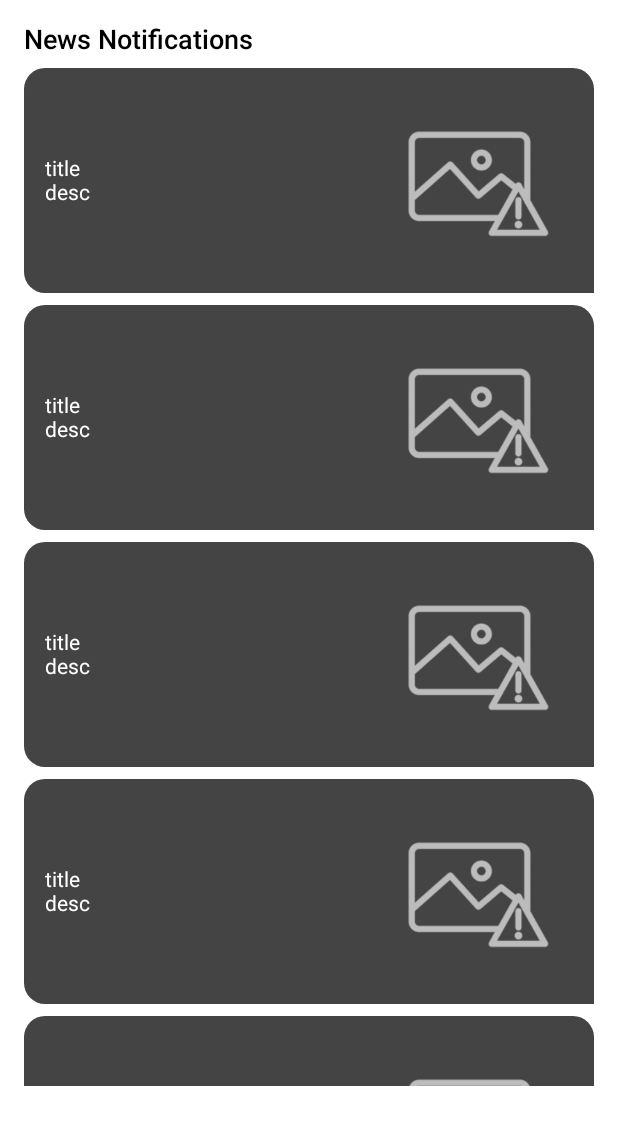
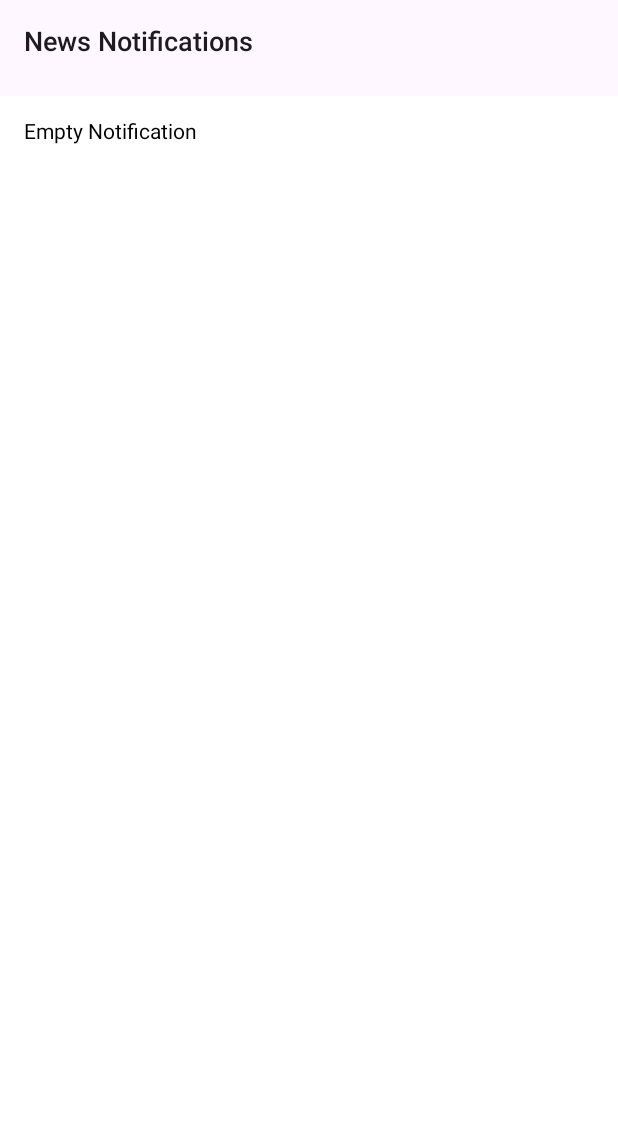
Before and after one commit to PPI-DEV-ORG/smartcube_app, an Android app built with Jetpack Compose: the @Preview function NotificationListScreenPreview, on a phone screen of 412 x 824 dp. Shown: the top 1125 px of the screen. Run offline under Robolectric (Android 15) with nearby library versions, the phone set to English and light mode, and no system bars; our stand-ins replace Shimmer; network calls fail.

Commit message:
feat : integration list notifications

```diff
--- a/app/src/main/java/com/ppidev/smartcube/data/remote/api/Interceptor.kt
+++ b/app/src/main/java/com/ppidev/smartcube/data/remote/api/Interceptor.kt
@@ -18,7 +18,7 @@ class AuthInterceptor(private val tokenDataStorePref: ITokenAppDataStorePref<Tok
         Log.d("TOKEN_ACCESS", authToken.toString())
 
         if (!authToken.isNullOrBlank()) {
-            request.addHeader("Authorization", "$authToken")
+            request.addHeader("Authorization", "Bearer $authToken")
         }
 
         return chain.proceed(request.build())
--- a/app/src/main/java/com/ppidev/smartcube/presentation/notification/NotificationListScreen.kt
+++ b/app/src/main/java/com/ppidev/smartcube/presentation/notification/NotificationListScreen.kt
@@ -1,47 +1,92 @@
 package com.ppidev.smartcube.presentation.notification
 
 import androidx.compose.foundation.layout.Arrangement
+import androidx.compose.foundation.layout.Box
 import androidx.compose.foundation.layout.Column
 import androidx.compose.foundation.layout.fillMaxSize
 import androidx.compose.foundation.layout.fillMaxWidth
+import androidx.compose.foundation.layout.height
 import androidx.compose.foundation.layout.padding
-import androidx.compose.foundation.layout.wrapContentSize
 import androidx.compose.foundation.lazy.LazyColumn
+import androidx.compose.foundation.lazy.itemsIndexed
+import androidx.compose.foundation.shape.RoundedCornerShape
+import androidx.compose.material3.ExperimentalMaterial3Api
 import androidx.compose.material3.Text
+import androidx.compose.material3.TopAppBar
 import androidx.compose.runtime.Composable
-import androidx.compose.ui.Alignment
+import androidx.compose.runtime.LaunchedEffect
 import androidx.compose.ui.Modifier
+import androidx.compose.ui.draw.clip
 import androidx.compose.ui.text.TextStyle
 import androidx.compose.ui.text.font.FontWeight
 import androidx.compose.ui.tooling.preview.Preview
 import androidx.compose.ui.unit.dp
 import androidx.compose.ui.unit.sp
-import com.ppidev.smartcube.domain.model.NotificationModel
+import androidx.navigation.NavHostController
+import androidx.navigation.compose.rememberNavController
+import com.ppidev.smartcube.ui.Screen
 import com.ppidev.smartcube.ui.components.CardItemNotification
+import com.ppidev.smartcube.ui.components.shimmerEffect
 
 
+@OptIn(ExperimentalMaterial3Api::class)
 @Composable
-fun NotificationListScreen() {
-    val dummyNotificationModelList = listOf(
-        NotificationModel(id = 1, imageUrl = "empty", isViewed = false, description = "desc", title = "title")
+fun NotificationListScreen(
+    state: NotificationState,
+    onEvent: (event: NotificationEvent) -> Unit,
+    navHostController: NavHostController
+) {
+    LaunchedEffect(Unit) {
+        onEvent(NotificationEvent.GetListNotification)
+    }
+
+    Column {
+        TopAppBar(title = {
+            Text(
+                text = "News Notifications", style = TextStyle(
+                    fontSize = 18.sp,
+                    fontWeight = FontWeight.Medium
+                ), modifier = Modifier.padding(bottom = 8.dp)
             )
-
+        })
         Column(
             modifier = Modifier
                 .fillMaxSize()
-            .wrapContentSize(Alignment.TopCenter)
-            .padding(horizontal = 16.dp).padding(top = 16.dp, bottom = 100.dp)
+                .padding(horizontal = 16.dp)
+                .padding(top = 16.dp, bottom = 100.dp)
         ) {
-        Text(text = "News Notifications", style = TextStyle(
-            fontSize = 18.sp,
-            fontWeight = FontWeight.Medium
-        ), modifier = Modifier.padding(bottom = 8.dp))
-
             LazyColumn(
                 verticalArrangement = Arrangement.spacedBy(8.dp)
             ) {
-            items(8) {
-                CardItemNotification(data = dummyNotificationModelList[0], modifier = Modifier.fillMaxWidth())
+                if (state.isLoading) {
+                    items(4) {
+                        Box(
+                            modifier = Modifier
+                                .fillMaxWidth()
+                                .height(150.dp)
+                                .clip(
+                                    RoundedCornerShape(10.dp)
+                                )
+                                .shimmerEffect()
+                        ) {}
+                    }
+                } else {
+                    if (state.notifications.isEmpty()) {
+                        item {
+                            Text(text = "Empty Notification")
+                        }
+                    } else {
+                        itemsIndexed(state.notifications, key = { _, d -> d.id }) { _, d ->
+                            CardItemNotification(
+                                data = d,
+                                modifier = Modifier.fillMaxWidth(),
+                                onClick = {
+                                    navHostController.navigate(Screen.DetailNotification.screenRoute + "/${d.id}")
+                                }
+                            )
+                        }
+                    }
+                }
             }
         }
     }
@@ -50,5 +95,9 @@ fun NotificationListScreen() {
 @Preview(showBackground = true)
 @Composable
 fun NotificationListScreenPreview() {
-    NotificationListScreen()
+    NotificationListScreen(
+        state = NotificationState(),
+        onEvent = {},
+        navHostController = rememberNavController()
+    )
 }
--- /dev/null
+++ b/app/src/main/java/com/ppidev/smartcube/presentation/notification/NotificationState.kt
@@ -0,0 +1,9 @@
+package com.ppidev.smartcube.presentation.notification
+
+import com.ppidev.smartcube.domain.model.NotificationModel
+
+data class NotificationState(
+    val notifications: List<NotificationModel> = emptyList(),
+    val isLoading: Boolean = false,
+    val error: String = ""
+)
```
Also changed, not shown: app/src/main/java/com/ppidev/smartcube/presentation/notification/NotificationEvent.kt (added, +7 -0 lines), app/src/main/java/com/ppidev/smartcube/presentation/notification/NotificationViewModel.kt (added, +60 -0 lines), app/src/main/java/com/ppidev/smartcube/ui/NavigationApp.kt (+11 -10 lines), app/src/main/java/com/ppidev/smartcube/ui/components/CardItemNotification.kt (+9 -2 lines). Lines whose indentation alone changed are shown as unchanged.
